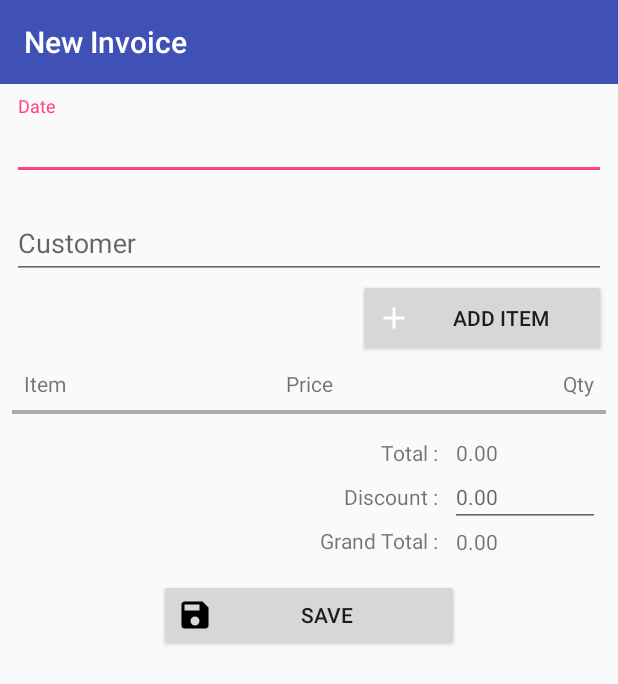
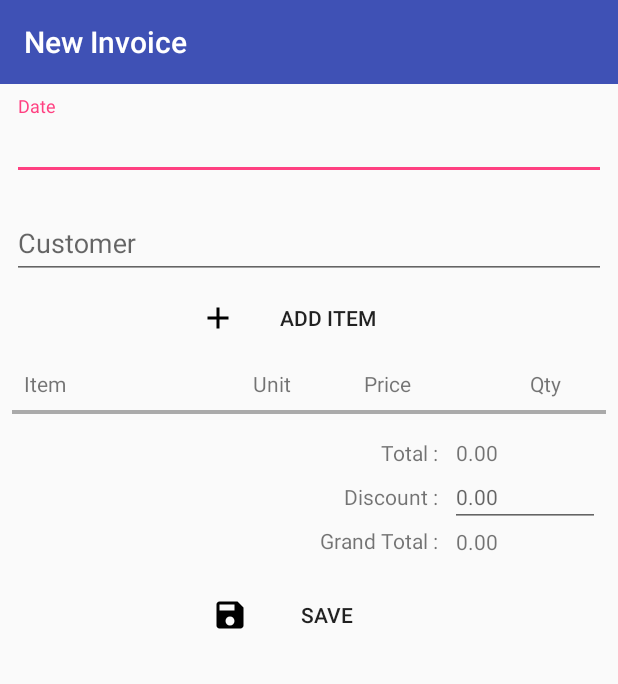
Before and after one commit to fahimalizain/android_van_sales, an Android app: the layout activity_transaction.xml on its own in the app's theme, with its tools: preview values and no code run, on a phone screen of 412 x 824 dp. Shown: the top 684 px of the screen. Run offline under Robolectric (Android 15) with nearby library versions, the phone set to English and light mode, and no system bars.

Commit message:
Transaction Overhaul

```diff
--- /dev/null
+++ b/app/src/main/res/drawable/ic_add_black.xml
@@ -0,0 +1,9 @@
+<vector xmlns:android="http://schemas.android.com/apk/res/android"
+        android:width="24dp"
+        android:height="24dp"
+        android:viewportWidth="24.0"
+        android:viewportHeight="24.0">
+    <path
+        android:fillColor="@android:color/black"
+        android:pathData="M19,13h-6v6h-2v-6H5v-2h6V5h2v6h6v2z"/>
+</vector>
--- a/app/src/main/res/layout/activity_transaction.xml
+++ b/app/src/main/res/layout/activity_transaction.xml
@@ -61,10 +61,13 @@
             android:layout_width="165dp"
             android:layout_height="52dp"
             android:layout_marginEnd="8dp"
-            android:layout_marginTop="0dp"
-            android:drawableStart="@drawable/ic_add"
+            android:layout_marginStart="8dp"
+            android:background="?attr/selectableItemBackground"
+            android:drawableStart="@drawable/ic_add_black"
+            android:padding="10dp"
             android:text="Add Item"
             app:layout_constraintEnd_toEndOf="parent"
+            app:layout_constraintStart_toStartOf="parent"
             app:layout_constraintTop_toBottomOf="@id/transaction_textInputLayout2" />
 
         <LinearLayout
@@ -78,14 +81,14 @@
             android:layout_marginTop="8dp"
             app:layout_constraintEnd_toEndOf="parent"
             app:layout_constraintStart_toStartOf="parent"
+            android:animateLayoutChanges="true"
             app:layout_constraintTop_toBottomOf="@+id/textView7">
 
             <android.support.v7.widget.RecyclerView
                 android:id="@+id/invoice_itemrecyclerView"
                 android:layout_width="match_parent"
-                android:background="@android:color/white"
                 android:layout_height="wrap_content"
-                 />
+                android:background="@android:color/white" />
         </LinearLayout>
 
         <TextView
@@ -150,13 +153,17 @@
 
         <Button
             android:id="@+id/button"
-            android:layout_width="200dp"
+            android:layout_width="150dp"
             android:layout_height="wrap_content"
+            android:layout_marginBottom="8dp"
             android:layout_marginEnd="8dp"
             android:layout_marginStart="8dp"
             android:layout_marginTop="16dp"
+            android:background="?attr/selectableItemBackground"
             android:drawableStart="@drawable/ic_save_black_24dp"
+            android:padding="10dp"
             android:text="Save"
+            app:layout_constraintBottom_toBottomOf="parent"
             app:layout_constraintEnd_toEndOf="parent"
             app:layout_constraintStart_toStartOf="parent"
             app:layout_constraintTop_toBottomOf="@+id/invoice_labelgtotal" />
@@ -175,17 +182,27 @@
             android:id="@+id/textView8"
             android:layout_width="wrap_content"
             android:layout_height="wrap_content"
+            android:layout_marginEnd="130dp"
             android:layout_marginTop="8dp"
             android:text="Price"
             app:layout_constraintEnd_toEndOf="@+id/transaction_rv_container"
-            app:layout_constraintStart_toStartOf="@+id/transaction_rv_container"
+            app:layout_constraintTop_toBottomOf="@+id/invoice_add_item" />
+
+        <TextView
+            android:id="@+id/textView3"
+            android:layout_width="wrap_content"
+            android:layout_height="wrap_content"
+            android:layout_marginEnd="210dp"
+            android:layout_marginTop="8dp"
+            android:text="Unit"
+            app:layout_constraintEnd_toEndOf="@+id/transaction_rv_container"
             app:layout_constraintTop_toBottomOf="@+id/invoice_add_item" />
 
         <TextView
             android:id="@+id/textView9"
             android:layout_width="wrap_content"
             android:layout_height="wrap_content"
-            android:layout_marginEnd="8dp"
+            android:layout_marginEnd="30dp"
             android:layout_marginTop="8dp"
             android:text="Qty"
             app:layout_constraintEnd_toEndOf="@+id/transaction_rv_container"
--- /dev/null
+++ b/app/src/main/res/values/dimensions.xml
@@ -0,0 +1,4 @@
+<?xml version="1.0" encoding="utf-8"?>
+<resources>
+    <dimen name="itemlist_height">60dp</dimen>
+</resources>
```
Also changed, not shown: app/src/main/java/com/casualmill/vansales/activities/TransactionActivity.java (+73 -4 lines), app/src/main/java/com/casualmill/vansales/animation/ResizeAnimation.java (added, +43 -0 lines), app/src/main/res/layout/listitem_transaction_item.xml (+27 -10 lines), app/src/main/res/layout/standard_spinner_item.xml (added, +7 -0 lines), 1 other file.
